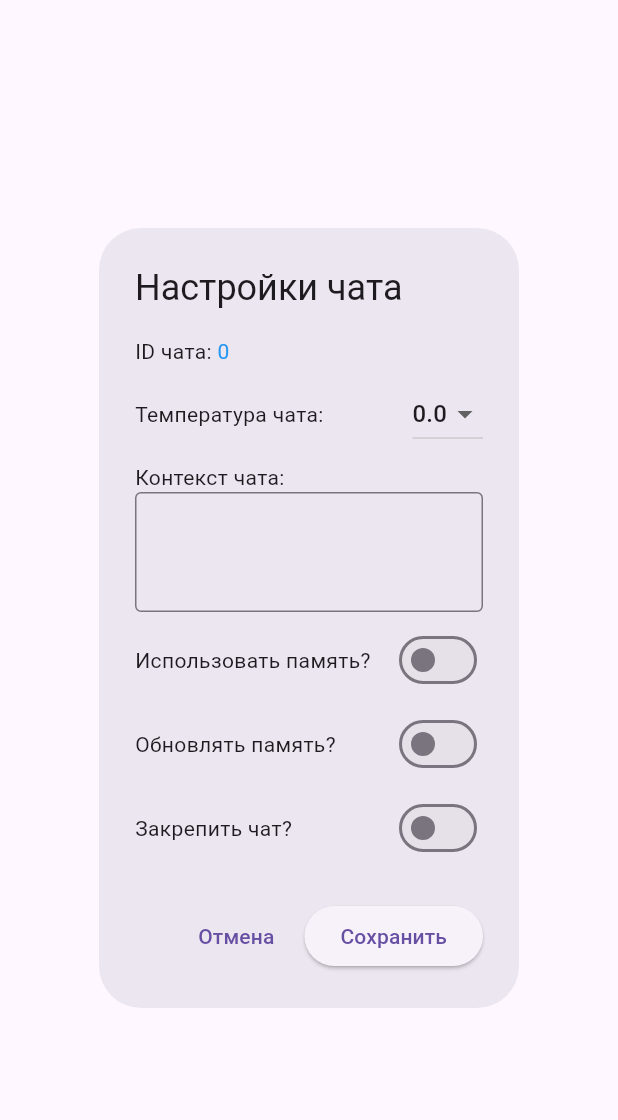
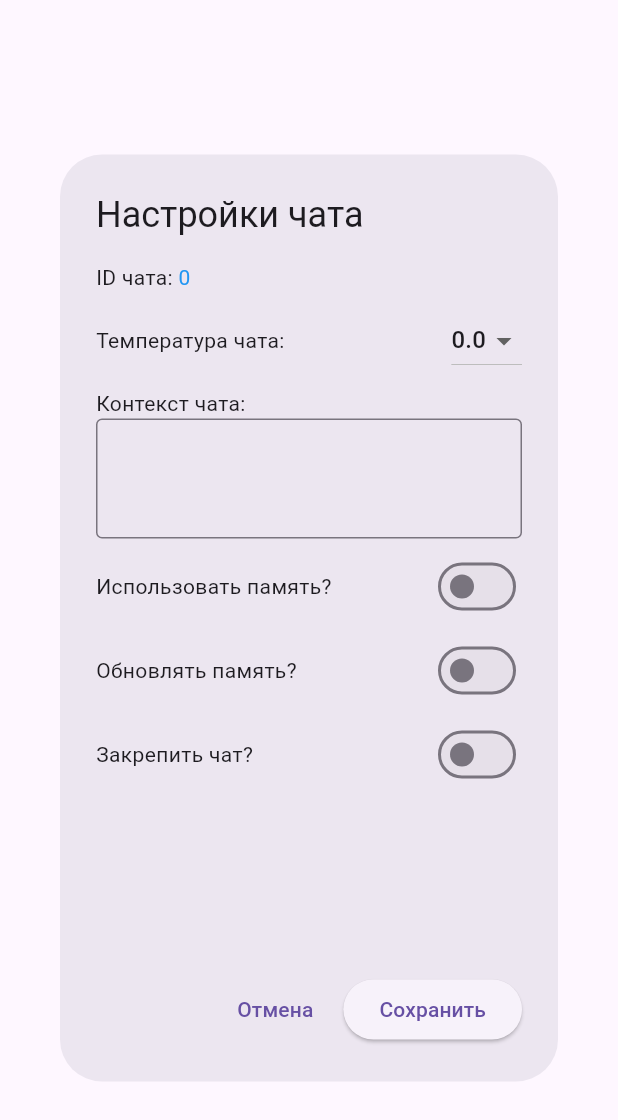
Before and after one commit to mmarkov100/promts_front, a Flutter app: the WidgetChatSettings widget shown alone on an empty page, opened directly with empty values, on a phone screen of 412 x 824 dp. Shown: the top 1120 px of the screen. Run offline on Flutter 3.47's test engine with Material 3 defaults, Android fonts, the phone set to English and light mode, and no system bars; our stand-ins replace flutter_bloc, flutter_markdown, get_it; network calls fail.

Commit message:
Нормальное расширение виджета

```diff
--- a/lib/features/chat/view/widgets/widget_chat_setting.dart
+++ b/lib/features/chat/view/widgets/widget_chat_setting.dart
@@ -99,7 +99,9 @@ class _WidgetChatSettingsState extends State<WidgetChatSettings> {
   Widget build(BuildContext context) {
     return AlertDialog(
         title: const Text("Настройки чата"),
-        content: SingleChildScrollView(
+        content: SizedBox(
+          width: 400,
+          height: 450,
           child: Column(mainAxisSize: MainAxisSize.min, children: [
             // ID
             Row(children: [
```
